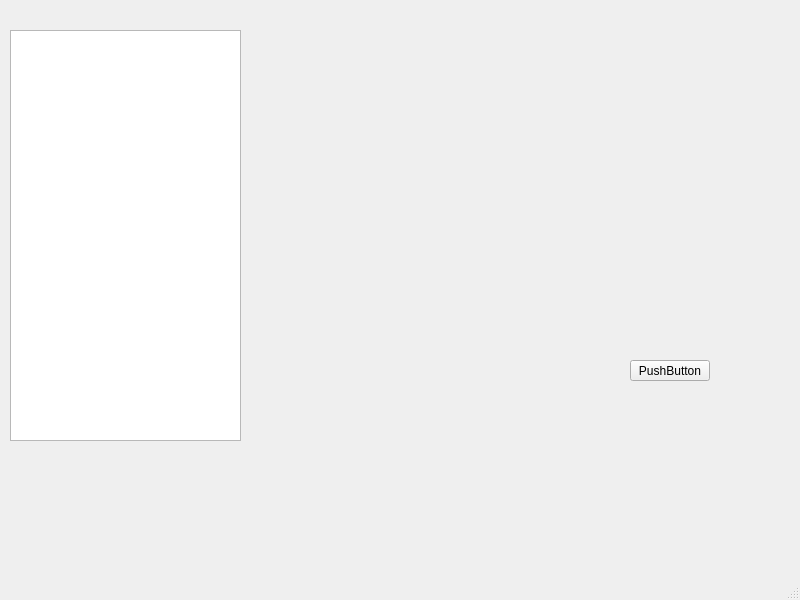
Soma247/Rocket, file Gui/workwindow.ui: the form before one commit.
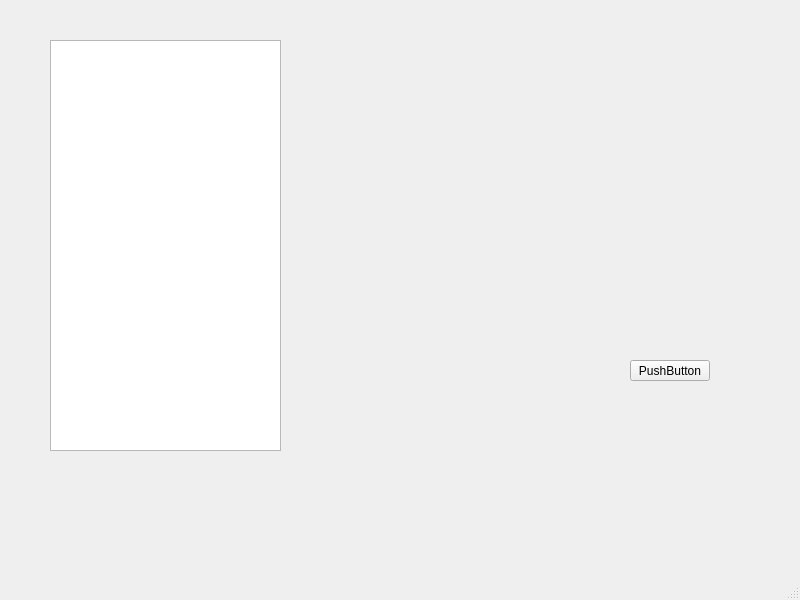
The form after the commit.

```diff
--- a/Gui/workwindow.ui
+++ b/Gui/workwindow.ui
@@ -17,8 +17,8 @@
    <widget class="QTreeView" name="treeView">
     <property name="geometry">
      <rect>
-      <x>10</x>
-      <y>30</y>
+      <x>50</x>
+      <y>40</y>
       <width>231</width>
       <height>411</height>
      </rect>
```
